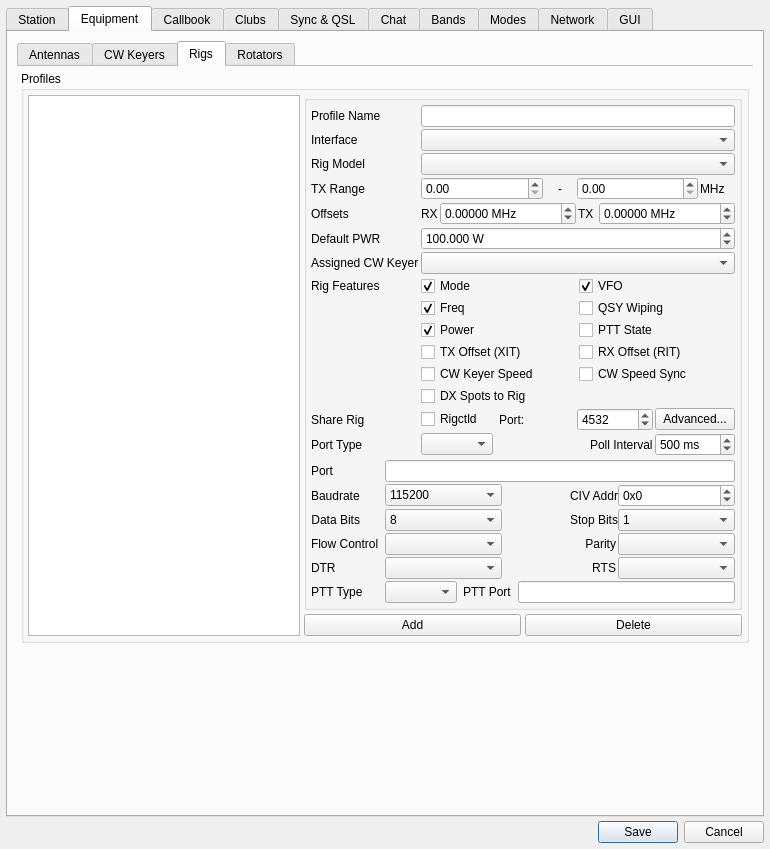
Qt form ui/SettingsDialog.ui (dawkagaming/QLog) before a commit.
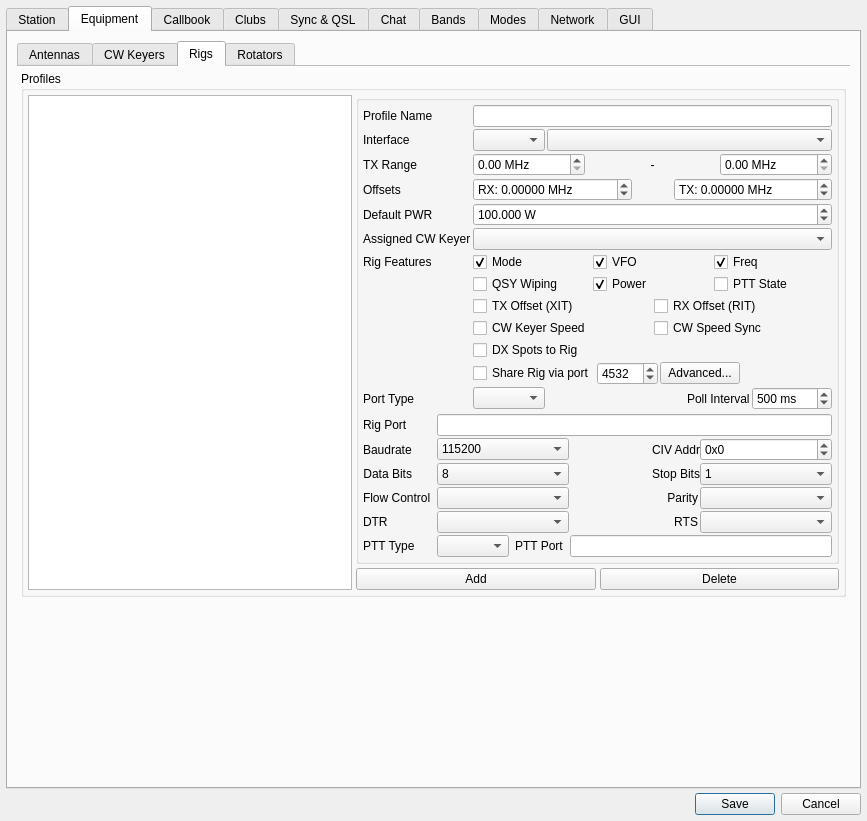
The same form after that commit. The open tabs and pages were chosen to show the change. Icons and pictures are not drawn. Custom widgets are drawn as their Qt base class.

Commit message: Settings: reworked Rig Setting Layout

The edit to the form file:
```diff
--- a/ui/SettingsDialog.ui
+++ b/ui/SettingsDialog.ui
@@ -6,8 +6,8 @@
    <rect>
     <x>0</x>
     <y>0</y>
-    <width>770</width>
-    <height>849</height>
+    <width>867</width>
+    <height>821</height>
    </rect>
   </property>
   <property name="windowTitle">
@@ -1592,7 +1592,24 @@
                    </property>
                   </widget>
                  </item>
-                 <item row="3" column="0">
+                 <item row="1" column="1">
+                  <layout class="QHBoxLayout" name="horizontalLayout_10">
+                   <item>
+                    <widget class="QComboBox" name="rigInterfaceCombo">
+                     <property name="sizePolicy">
+                      <sizepolicy hsizetype="Maximum" vsizetype="Fixed">
+                       <horstretch>0</horstretch>
+                       <verstretch>0</verstretch>
+                      </sizepolicy>
+                     </property>
+                    </widget>
+                   </item>
+                   <item>
+                    <widget class="QComboBox" name="rigModelSelect"/>
+                   </item>
+                  </layout>
+                 </item>
+                 <item row="2" column="0">
                   <widget class="QLabel" name="txRangeLabel">
                    <property name="toolTip">
                     <string>Minimum and maximum TX frequencies. Specific ranges are derived from allowed Band in the Setting.</string>
@@ -1602,13 +1619,16 @@
                    </property>
                   </widget>
                  </item>
-                 <item row="3" column="1">
+                 <item row="2" column="1">
                   <layout class="QHBoxLayout" name="horizontalLayout_5">
                    <item>
                     <widget class="BaseDoubleSpinBox" name="rigTXFreqMinSpinBox">
                      <property name="toolTip">
                       <string>Minimum and maximum TX frequencies. Specific ranges are derived from allowed Band in the Setting.</string>
                      </property>
+                     <property name="suffix">
+                      <string> MHz</string>
+                     </property>
                      <property name="maximum">
                       <double>250000.000000000000000</double>
                      </property>
@@ -1616,11 +1636,11 @@
                    </item>
                    <item>
                     <widget class="QLabel" name="rigTXFreqSepLabel">
-                     <property name="maximumSize">
-                      <size>
-                       <width>30</width>
-                       <height>16777215</height>
-                      </size>
+                     <property name="sizePolicy">
+                      <sizepolicy hsizetype="Expanding" vsizetype="Preferred">
+                       <horstretch>0</horstretch>
+                       <verstretch>0</verstretch>
+                      </sizepolicy>
                      </property>
                      <property name="text">
                       <string>-</string>
@@ -1635,46 +1655,29 @@
                      <property name="toolTip">
                       <string>Minimum and maximum TX frequencies. Specific ranges are derived from allowed Band in the Setting.</string>
                      </property>
+                     <property name="suffix">
+                      <string> MHz</string>
+                     </property>
                      <property name="maximum">
                       <double>250000.000000000000000</double>
                      </property>
                     </widget>
                    </item>
-                   <item>
-                    <widget class="QLabel" name="rigTXFreqUnitsLabel">
-                     <property name="maximumSize">
-                      <size>
-                       <width>35</width>
-                       <height>16777215</height>
-                      </size>
-                     </property>
-                     <property name="text">
-                      <string>MHz</string>
-                     </property>
-                    </widget>
-                   </item>
                   </layout>
                  </item>
-                 <item row="4" column="0">
+                 <item row="3" column="0">
                   <widget class="QLabel" name="rigOffsetsLabel">
                    <property name="text">
                     <string>Offsets</string>
                    </property>
                   </widget>
                  </item>
-                 <item row="4" column="1">
+                 <item row="3" column="1">
                   <layout class="QHBoxLayout" name="horizontalLayout_2">
-                   <item>
-                    <widget class="QLabel" name="rigRXOffsetLabel">
-                     <property name="text">
-                      <string>RX</string>
-                     </property>
-                    </widget>
-                   </item>
                    <item>
                     <widget class="BaseDoubleSpinBox" name="rigRXOffsetSpinBox">
                      <property name="sizePolicy">
-                      <sizepolicy hsizetype="Minimum" vsizetype="Fixed">
+                      <sizepolicy hsizetype="Maximum" vsizetype="Fixed">
                        <horstretch>0</horstretch>
                        <verstretch>0</verstretch>
                       </sizepolicy>
@@ -1682,6 +1685,9 @@
                      <property name="toolTip">
                       <string>Enter manually RIT or Transverter Offset</string>
                      </property>
+                     <property name="prefix">
+                      <string>RX: </string>
+                     </property>
                      <property name="suffix">
                       <string> MHz</string>
                      </property>
@@ -1700,19 +1706,34 @@
                     </widget>
                    </item>
                    <item>
-                    <widget class="QLabel" name="rigTXOffsetLabel">
-                     <property name="text">
-                      <string>TX </string>
+                    <spacer name="horizontalSpacer_10">
+                     <property name="orientation">
+                      <enum>Qt::Horizontal</enum>
                      </property>
-                    </widget>
+                     <property name="sizeType">
+                      <enum>QSizePolicy::Minimum</enum>
+                     </property>
+                     <property name="sizeHint" stdset="0">
+                      <size>
+                       <width>40</width>
+                       <height>20</height>
+                      </size>
+                     </property>
+                    </spacer>
                    </item>
                    <item>
                     <widget class="BaseDoubleSpinBox" name="rigTXOffsetSpinBox">
+                     <property name="sizePolicy">
+                      <sizepolicy hsizetype="Maximum" vsizetype="Fixed">
+                       <horstretch>0</horstretch>
+                       <verstretch>0</verstretch>
+                      </sizepolicy>
+                     </property>
                      <property name="toolTip">
                       <string>Enter manually XIT or Transverter offset</string>
                      </property>
                      <property name="prefix">
-                      <string/>
+                      <string>TX: </string>
                      </property>
                      <property name="suffix">
                       <string> MHz</string>
@@ -1730,14 +1751,14 @@
                    </item>
                   </layout>
                  </item>
-                 <item row="5" column="0">
+                 <item row="4" column="0">
                   <widget class="QLabel" name="rigPWRDefaultLabel">
                    <property name="text">
                     <string>Default PWR</string>
                    </property>
                   </widget>
                  </item>
-                 <item row="5" column="1">
+                 <item row="4" column="1">
                   <widget class="BaseDoubleSpinBox" name="rigPWRDefaultSpinBox">
                    <property name="toolTip">
                     <string>Enter default PWR (ex. when Rig is disconnected)</string>
@@ -1759,24 +1780,24 @@
                    </property>
                   </widget>
                  </item>
-                 <item row="6" column="0">
+                 <item row="5" column="0">
                   <widget class="QLabel" name="rigAssignedCWKeyLabel">
                    <property name="text">
                     <string>Assigned CW Keyer</string>
                    </property>
                   </widget>
                  </item>
-                 <item row="6" column="1">
+                 <item row="5" column="1">
                   <widget class="QComboBox" name="rigAssignedCWKeyCombo"/>
                  </item>
-                 <item row="7" column="0">
+                 <item row="6" column="0">
                   <widget class="QLabel" name="rigFeaturesLabel">
                    <property name="text">
                     <string>Rig Features</string>
                    </property>
                   </widget>
                  </item>
-                 <item row="7" column="1">
+                 <item row="6" column="1">
                   <layout class="QHBoxLayout" name="horizontalLayout_6">
                    <property name="topMargin">
                     <number>0</number>
@@ -1804,13 +1825,6 @@
                      </property>
                     </widget>
                    </item>
-                  </layout>
-                 </item>
-                 <item row="8" column="1">
-                  <layout class="QHBoxLayout" name="horizontalLayout_7">
-                   <property name="topMargin">
-                    <number>0</number>
-                   </property>
                    <item>
                     <widget class="QCheckBox" name="rigGetFreqCheckBox">
                      <property name="text">
@@ -1821,6 +1835,13 @@
                      </property>
                     </widget>
                    </item>
+                  </layout>
+                 </item>
+                 <item row="7" column="1">
+                  <layout class="QHBoxLayout" name="horizontalLayout_7">
+                   <property name="topMargin">
+                    <number>0</number>
+                   </property>
                    <item>
                     <widget class="QCheckBox" name="rigQSYWipingCheckBox">
                      <property name="text">
@@ -1828,13 +1849,6 @@
                      </property>
                     </widget>
                    </item>
-                  </layout>
-                 </item>
-                 <item row="9" column="1">
-                  <layout class="QHBoxLayout" name="horizontalLayout_10">
-                   <property name="topMargin">
-                    <number>0</number>
-                   </property>
                    <item>
                     <widget class="QCheckBox" name="rigGetPWRCheckBox">
                      <property name="text">
@@ -1854,14 +1868,14 @@
                    </item>
                   </layout>
                  </item>
-                 <item row="10" column="0">
+                 <item row="8" column="0">
                   <widget class="QLabel" name="dummyLabel">
                    <property name="text">
                     <string/>
                    </property>
                   </widget>
                  </item>
-                 <item row="10" column="1">
+                 <item row="8" column="1">
                   <layout class="QHBoxLayout" name="horizontalLayout_8">
                    <item>
                     <widget class="QCheckBox" name="rigGetXITCheckBox">
@@ -1879,7 +1893,7 @@
                    </item>
                   </layout>
                  </item>
-                 <item row="11" column="1">
+                 <item row="9" column="1">
                   <layout class="QHBoxLayout" name="horizontalLayout_11">
                    <property name="bottomMargin">
                     <number>0</number>
@@ -1900,7 +1914,7 @@
                    </item>
                   </layout>
                  </item>
-                 <item row="12" column="1">
+                 <item row="10" column="1">
                   <layout class="QHBoxLayout" name="horizontalLayout_4">
                    <property name="bottomMargin">
                     <number>0</number>
@@ -1914,7 +1928,119 @@
                    </item>
                   </layout>
                  </item>
-                 <item row="16" column="0" colspan="2">
+                 <item row="11" column="1">
+                  <layout class="QHBoxLayout" name="horizontalLayout_39">
+                   <property name="topMargin">
+                    <number>0</number>
+                   </property>
+                   <item>
+                    <widget class="QCheckBox" name="rigShareCheckBox">
+                     <property name="toolTip">
+                      <string>Start rigctld daemon to share rig with other applications (e.g. WSJT-X)</string>
+                     </property>
+                     <property name="text">
+                      <string>Share Rig via port</string>
+                     </property>
+                    </widget>
+                   </item>
+                   <item>
+                    <widget class="QSpinBox" name="rigSharePortSpinBox">
+                     <property name="minimum">
+                      <number>1024</number>
+                     </property>
+                     <property name="maximum">
+                      <number>65535</number>
+                     </property>
+                     <property name="value">
+                      <number>4532</number>
+                     </property>
+                    </widget>
+                   </item>
+                   <item>
+                    <widget class="QPushButton" name="rigShareAdvancedButton">
+                     <property name="text">
+                      <string>Advanced...</string>
+                     </property>
+                    </widget>
+                   </item>
+                   <item>
+                    <spacer name="horizontalSpacer_9">
+                     <property name="orientation">
+                      <enum>Qt::Horizontal</enum>
+                     </property>
+                     <property name="sizeHint" stdset="0">
+                      <size>
+                       <width>40</width>
+                       <height>20</height>
+                      </size>
+                     </property>
+                    </spacer>
+                   </item>
+                  </layout>
+                 </item>
+                 <item row="12" column="0">
+                  <widget class="QLabel" name="rigPortTypeLabel">
+                   <property name="text">
+                    <string>Port Type</string>
+                   </property>
+                  </widget>
+                 </item>
+                 <item row="12" column="1">
+                  <layout class="QHBoxLayout" name="horizontalLayout_40">
+                   <item>
+                    <widget class="QComboBox" name="rigPortTypeCombo"/>
+                   </item>
+                   <item>
+                    <spacer name="horizontalSpacer_81">
+                     <property name="orientation">
+                      <enum>Qt::Horizontal</enum>
+                     </property>
+                     <property name="sizeHint" stdset="0">
+                      <size>
+                       <width>40</width>
+                       <height>20</height>
+                      </size>
+                     </property>
+                    </spacer>
+                   </item>
+                   <item>
+                    <widget class="QLabel" name="rigPollIntervalLabel">
+                     <property name="sizePolicy">
+                      <sizepolicy hsizetype="Maximum" vsizetype="Preferred">
+                       <horstretch>0</horstretch>
+                       <verstretch>0</verstretch>
+                      </sizepolicy>
+                     </property>
+                     <property name="text">
+                      <string>Poll Interval</string>
+                     </property>
+                    </widget>
+                   </item>
+                   <item>
+                    <widget class="QSpinBox" name="rigPollIntervalSpinBox">
+                     <property name="sizePolicy">
+                      <sizepolicy hsizetype="Maximum" vsizetype="Fixed">
+                       <horstretch>0</horstretch>
+                       <verstretch>0</verstretch>
+                      </sizepolicy>
+                     </property>
+                     <property name="suffix">
+                      <string> ms</string>
+                     </property>
+                     <property name="minimum">
+                      <number>100</number>
+                     </property>
+                     <property name="maximum">
+                      <number>60000</number>
+                     </property>
+                     <property name="value">
+                      <number>500</number>
+                     </property>
+                    </widget>
+                   </item>
+                  </layout>
+                 </item>
+                 <item row="13" column="0" colspan="2">
                   <widget class="QStackedWidget" name="rigStackedWidget">
                    <property name="sizePolicy">
                     <sizepolicy hsizetype="Expanding" vsizetype="Maximum">
@@ -1954,7 +2080,7 @@
                      <item row="0" column="0">
                       <widget class="QLabel" name="rigPortLabel">
                        <property name="text">
-                        <string>Port</string>
+                        <string>Rig Port</string>
                        </property>
                       </widget>
                      </item>
@@ -2374,132 +2500,6 @@
                    <widget class="QWidget" name="rigSpecialOmni"/>
                   </widget>
                  </item>
-                 <item row="2" column="1">
-                  <widget class="QComboBox" name="rigModelSelect"/>
-                 </item>
-                 <item row="2" column="0">
-                  <widget class="QLabel" name="rigModelLabel">
-                   <property name="text">
-                    <string>Rig Model</string>
-                   </property>
-                  </widget>
-                 </item>
-                 <item row="1" column="1">
-                  <widget class="QComboBox" name="rigInterfaceCombo"/>
-                 </item>
-                 <item row="14" column="0">
-                  <widget class="QLabel" name="rigPortTypeLabel">
-                   <property name="text">
-                    <string>Port Type</string>
-                   </property>
-                  </widget>
-                 </item>
-                 <item row="14" column="1">
-                  <layout class="QHBoxLayout" name="horizontalLayout_40">
-                   <item>
-                    <widget class="QComboBox" name="rigPortTypeCombo"/>
-                   </item>
-                   <item>
-                    <spacer name="horizontalSpacer_81">
-                     <property name="orientation">
-                      <enum>Qt::Horizontal</enum>
-                     </property>
-                     <property name="sizeHint" stdset="0">
-                      <size>
-                       <width>40</width>
-                       <height>20</height>
-                      </size>
-                     </property>
-                    </spacer>
-                   </item>
-                   <item>
-                    <widget class="QLabel" name="rigPollIntervalLabel">
-                     <property name="sizePolicy">
-                      <sizepolicy hsizetype="Maximum" vsizetype="Preferred">
-                       <horstretch>0</horstretch>
-                       <verstretch>0</verstretch>
-                      </sizepolicy>
-                     </property>
-                     <property name="text">
-                      <string>Poll Interval</string>
-                     </property>
-                    </widget>
-                   </item>
-                   <item>
-                    <widget class="QSpinBox" name="rigPollIntervalSpinBox">
-                     <property name="sizePolicy">
-                      <sizepolicy hsizetype="Maximum" vsizetype="Fixed">
-                       <horstretch>0</horstretch>
-                       <verstretch>0</verstretch>
-                      </sizepolicy>
-                     </property>
-                     <property name="suffix">
-                      <string> ms</string>
-                     </property>
-                     <property name="minimum">
-                      <number>100</number>
-                     </property>
-                     <property name="maximum">
-                      <number>60000</number>
-                     </property>
-                     <property name="value">
-                      <number>500</number>
-                     </property>
-                    </widget>
-                   </item>
-                  </layout>
-                 </item>
-                 <item row="13" column="1">
-                  <layout class="QHBoxLayout" name="horizontalLayout_39">
-                   <property name="topMargin">
-                    <number>0</number>
-                   </property>
-                   <item>
-                    <widget class="QCheckBox" name="rigShareCheckBox">
-                     <property name="toolTip">
-                      <string>Start rigctld daemon to share rig with other applications (e.g. WSJT-X)</string>
-                     </property>
-                     <property name="text">
-                      <string>Rigctld</string>
-                     </property>
-                    </widget>
-                   </item>
-                   <item>
-                    <widget class="QLabel" name="rigSharePortLabel">
-                     <property name="text">
-                      <string>Port:</string>
-                     </property>
-                    </widget>
-                   </item>
-                   <item>
-                    <widget class="QSpinBox" name="rigSharePortSpinBox">
-                     <property name="minimum">
-                      <number>1024</number>
-                     </property>
-                     <property name="maximum">
-                      <number>65535</number>
-                     </property>
-                     <property name="value">
-                      <number>4532</number>
-                     </property>
-                    </widget>
-                   </item>
-                   <item>
-                    <widget class="QPushButton" name="rigShareAdvancedButton">
-                     <property name="text">
-                      <string>Advanced...</string>
-                     </property>
-                    </widget>
-                   </item>
-                  </layout>
-                 </item>
-                 <item row="13" column="0">
-                  <widget class="QLabel" name="label_4">
-                   <property name="text">
-                    <string>Share Rig</string>
-                   </property>
-                  </widget>
-                 </item>
                 </layout>
                </widget>
               </item>
```
Left out of the diff: 45 changed lines with no effect on the pictures. The commit also changes 2 other files.
